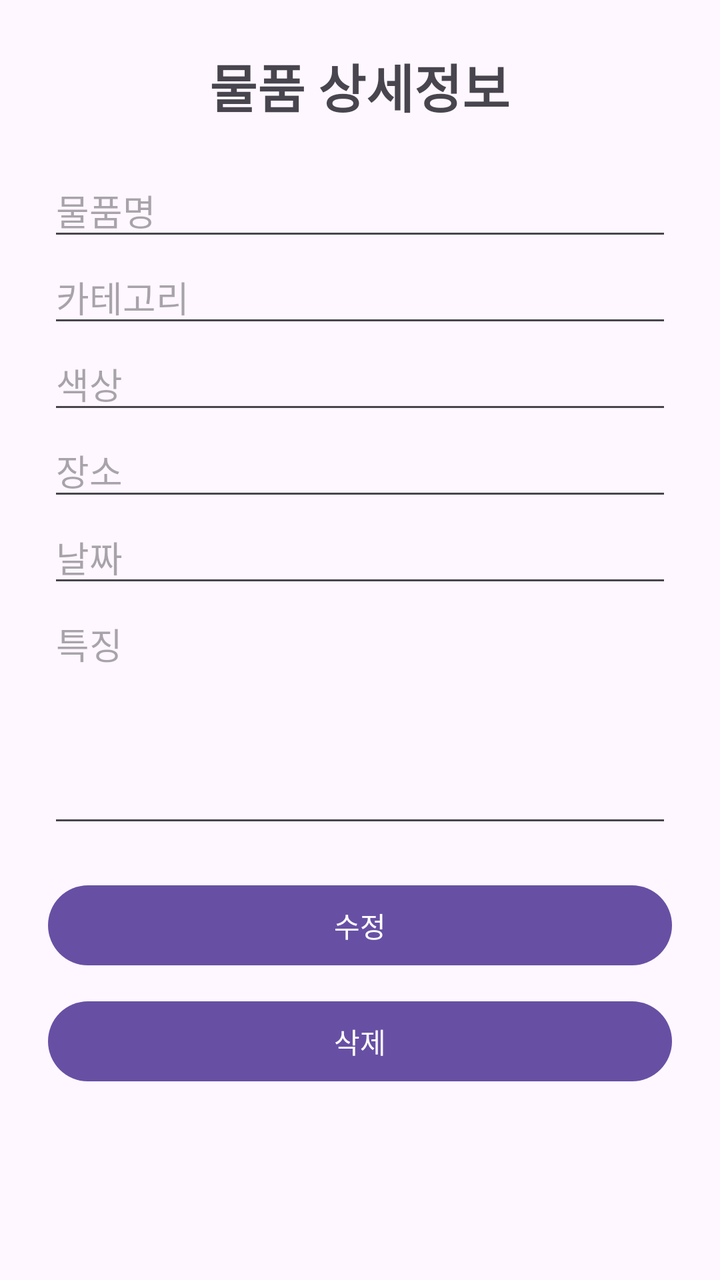
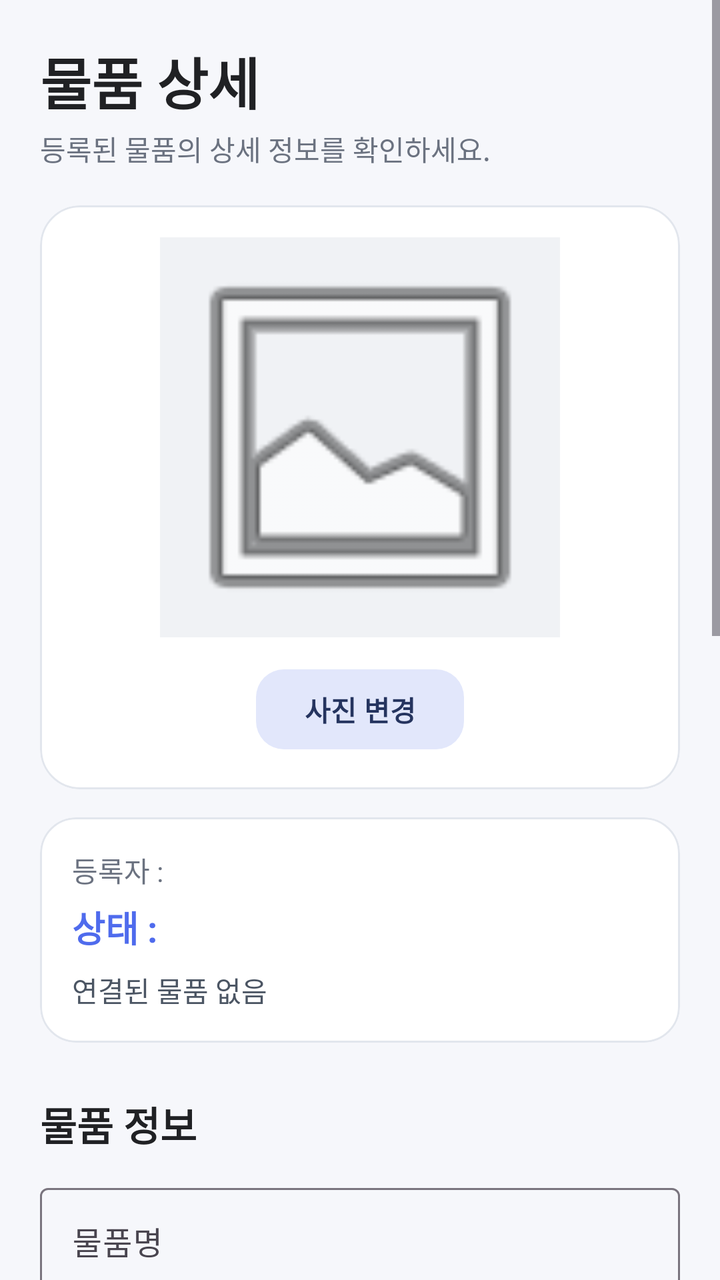

Compare the two renders of this Android layout. The source of the first and the diff that turns it into the second are given below.
<!-- AndroidManifest.xml: application theme Theme.LostFoundApp -->
<!-- res/layout/activity_detail.xml -->
<?xml version="1.0" encoding="utf-8"?>
<ScrollView
    xmlns:android="http://schemas.android.com/apk/res/android"
    android:layout_width="match_parent"
    android:layout_height="match_parent">

    <LinearLayout
        android:layout_width="match_parent"
        android:layout_height="wrap_content"
        android:orientation="vertical"
        android:padding="24dp">


        
        <TextView
            android:layout_width="wrap_content"
            android:layout_height="wrap_content"
            android:text="물품 상세정보"
            android:textSize="26sp"
            android:textStyle="bold"
            android:layout_gravity="center_horizontal"
            android:layout_marginBottom="20dp" />


        
        <EditText
            android:id="@+id/editName"
            android:layout_width="match_parent"
            android:layout_height="wrap_content"
            android:hint="물품명" />


        
        <EditText
            android:id="@+id/editCategory"
            android:layout_width="match_parent"
            android:layout_height="wrap_content"
            android:hint="카테고리" />


        
        <EditText
            android:id="@+id/editColor"
            android:layout_width="match_parent"
            android:layout_height="wrap_content"
            android:hint="색상" />


        
        <EditText
            android:id="@+id/editLocation"
            android:layout_width="match_parent"
            android:layout_height="wrap_content"
            android:hint="장소" />


        
        <EditText
            android:id="@+id/editDate"
            android:layout_width="match_parent"
            android:layout_height="wrap_content"
            android:hint="날짜" />


        
        <EditText
            android:id="@+id/editDescription"
            android:layout_width="match_parent"
            android:layout_height="120dp"
            android:gravity="top"
            android:hint="특징"
            android:inputType="textMultiLine" />


        
        <Button
            android:id="@+id/btnUpdate"
            android:layout_width="match_parent"
            android:layout_height="wrap_content"
            android:text="수정"
            android:layout_marginTop="20dp" />


        
        <Button
            android:id="@+id/btnDelete"
            android:layout_width="match_parent"
            android:layout_height="wrap_content"
            android:text="삭제"
            android:layout_marginTop="10dp" />

    </LinearLayout>

</ScrollView>
<!-- resources referenced by this layout -->
<resources>
  <style name="Theme.LostFoundApp" parent="Base.Theme.LostFoundApp" />
  <style name="Base.Theme.LostFoundApp" parent="Theme.Material3.DayNight.NoActionBar">
          
          
      </style>
</resources>

<!-- the commit's change to res/layout/activity_detail.xml (unified diff, before → after) -->
@@ -1,93 +1,365 @@
 <?xml version="1.0" encoding="utf-8"?>
 <ScrollView
     xmlns:android="http://schemas.android.com/apk/res/android"
+    xmlns:app="http://schemas.android.com/apk/res-auto"
     android:layout_width="match_parent"
-    android:layout_height="match_parent">
+    android:layout_height="match_parent"
+    android:background="#F6F7FB"
+    android:fillViewport="true">
 
     <LinearLayout
         android:layout_width="match_parent"
         android:layout_height="wrap_content"
         android:orientation="vertical"
-        android:padding="24dp">
-
-
-        
-        <TextView
-            android:layout_width="wrap_content"
-            android:layout_height="wrap_content"
-            android:text="물품 상세정보"
-            android:textSize="26sp"
-            android:textStyle="bold"
-            android:layout_gravity="center_horizontal"
-            android:layout_marginBottom="20dp" />
+        android:padding="20dp">
+
+
+        
+        <TextView
+            android:layout_width="wrap_content"
+            android:layout_height="wrap_content"
+            android:text="물품 상세"
+            android:textColor="#202124"
+            android:textSize="28sp"
+            android:textStyle="bold" />
+
+
+        <TextView
+            android:layout_width="wrap_content"
+            android:layout_height="wrap_content"
+            android:text="등록된 물품의 상세 정보를 확인하세요."
+            android:textColor="#6B7280"
+            android:textSize="14sp"
+            android:layout_marginTop="3dp"
+            android:layout_marginBottom="18dp" />
+
+
+        
+        <com.google.android.material.card.MaterialCardView
+            android:layout_width="match_parent"
+            android:layout_height="wrap_content"
+            app:cardBackgroundColor="#FFFFFF"
+            app:cardCornerRadius="20dp"
+            app:cardElevation="0dp"
+            app:strokeColor="#E2E6ED"
+            app:strokeWidth="1dp">
+
+            <LinearLayout
+                android:layout_width="match_parent"
+                android:layout_height="wrap_content"
+                android:orientation="vertical"
+                android:gravity="center"
+                android:padding="16dp">
+
+                <ImageView
+                    android:id="@+id/imagePreview"
+                    android:layout_width="200dp"
+                    android:layout_height="200dp"
+                    android:src="@android:drawable/ic_menu_gallery"
+                    android:background="#F0F2F5"
+                    android:scaleType="centerCrop"
+                    android:contentDescription="물품 사진" />
+
+                <com.google.android.material.button.MaterialButton
+                    android:id="@+id/btnSelectImage"
+                    android:layout_width="wrap_content"
+                    android:layout_height="48dp"
+                    android:text="사진 변경"
+                    android:textAllCaps="false"
+                    android:textStyle="bold"
+                    android:textColor="#25345F"
+                    android:layout_marginTop="12dp"
+                    app:backgroundTint="@color/button_secondary_background"
+                    app:rippleColor="#7D92DF"
+                    app:cornerRadius="14dp" />
+
+            </LinearLayout>
+
+        </com.google.android.material.card.MaterialCardView>
+
+
+        
+        <com.google.android.material.card.MaterialCardView
+            android:layout_width="match_parent"
+            android:layout_height="wrap_content"
+            android:layout_marginTop="14dp"
+            app:cardBackgroundColor="#FFFFFF"
+            app:cardCornerRadius="18dp"
+            app:cardElevation="0dp"
+            app:strokeColor="#E2E6ED"
+            app:strokeWidth="1dp">
+
+            <LinearLayout
+                android:layout_width="match_parent"
+                android:layout_height="wrap_content"
+                android:orientation="vertical"
+                android:padding="16dp">
+
+                <TextView
+                    android:id="@+id/textOwner"
+                    android:layout_width="wrap_content"
+                    android:layout_height="wrap_content"
+                    android:text="등록자 :"
+                    android:textColor="#6B7280"
+                    android:textSize="14sp" />
+
+                <TextView
+                    android:id="@+id/textStatus"
+                    android:layout_width="wrap_content"
+                    android:layout_height="wrap_content"
+                    android:text="상태 :"
+                    android:textColor="#4F6BED"
+                    android:textSize="18sp"
+                    android:textStyle="bold"
+                    android:layout_marginTop="5dp" />
+
+                <TextView
+                    android:id="@+id/textMatchInfo"
+                    android:layout_width="match_parent"
+                    android:layout_height="wrap_content"
+                    android:text="연결된 물품 없음"
+                    android:textColor="#4B5563"
+                    android:textSize="14sp"
+                    android:layout_marginTop="8dp" />
+
+            </LinearLayout>
+
+        </com.google.android.material.card.MaterialCardView>
+
+
+        
+        <com.google.android.material.button.MaterialButton
+            android:id="@+id/btnMatchFound"
+            android:layout_width="match_parent"
+            android:layout_height="54dp"
+            android:text="습득물 연결"
+            android:textColor="#FFFFFF"
+            android:textAllCaps="false"
+            android:textStyle="bold"
+            android:visibility="gone"
+            android:layout_marginTop="12dp"
+            app:backgroundTint="@color/button_primary_background"
+            app:rippleColor="#8195E6"
+            app:cornerRadius="16dp" />
+
+
+        
+        <TextView
+            android:id="@+id/textHandoffNoteTitle"
+            android:layout_width="wrap_content"
+            android:layout_height="wrap_content"
+            android:text="전달 메모"
+            android:textColor="#202124"
+            android:textSize="18sp"
+            android:textStyle="bold"
+            android:visibility="gone"
+            android:layout_marginTop="20dp"
+            android:layout_marginBottom="7dp" />
+
+
+        
+        <TextView
+            android:id="@+id/textHandoffNote"
+            android:layout_width="match_parent"
+            android:layout_height="wrap_content"
+            android:text="아직 전달 메모가 없습니다."
+            android:textColor="#374151"
+            android:textSize="15sp"
+            android:background="#FFFFFF"
+            android:padding="16dp"
+            android:visibility="gone"
+            android:layout_marginBottom="10dp" />
 
 
         
         <EditText
-            android:id="@+id/editName"
-            android:layout_width="match_parent"
-            android:layout_height="wrap_content"
-            android:hint="물품명" />
-
-
-        
-        <EditText
-            android:id="@+id/editCategory"
-            android:layout_width="match_parent"
-            android:layout_height="wrap_content"
-            android:hint="카테고리" />
-
-
-        
-        <EditText
-            android:id="@+id/editColor"
-            android:layout_width="match_parent"
-            android:layout_height="wrap_content"
-            android:hint="색상" />
-
-
-        
-        <EditText
-            android:id="@+id/editLocation"
-            android:layout_width="match_parent"
-            android:layout_height="wrap_content"
-            android:hint="장소" />
-
-
-        
-        <EditText
-            android:id="@+id/editDate"
-            android:layout_width="match_parent"
-            android:layout_height="wrap_content"
-            android:hint="날짜" />
-
-
-        
-        <EditText
-            android:id="@+id/editDescription"
-            android:layout_width="match_parent"
-            android:layout_height="120dp"
-            android:gravity="top"
-            android:hint="특징"
-            android:inputType="textMultiLine" />
-
-
-        
-        <Button
+            android:id="@+id/editHandoffNote"
+            android:layout_width="match_parent"
+            android:layout_height="110dp"
+            android:gravity="top|start"
+            android:hint="예: 공학관 1층 경비실에 맡겼어요."
+            android:textSize="15sp"
+            android:inputType="textMultiLine"
+            android:background="#FFFFFF"
+            android:padding="14dp"
+            android:visibility="gone" />
+
+
+        <com.google.android.material.button.MaterialButton
+            android:id="@+id/btnSaveHandoffNote"
+            android:layout_width="match_parent"
+            android:layout_height="52dp"
+            android:text="전달 메모 저장"
+            android:textColor="#FFFFFF"
+            android:textAllCaps="false"
+            android:textStyle="bold"
+            android:visibility="gone"
+            android:layout_marginTop="8dp"
+            app:backgroundTint="@color/button_primary_background"
+            app:rippleColor="#8195E6"
+            app:cornerRadius="15dp" />
+
+
+        
+        <com.google.android.material.button.MaterialButton
+            android:id="@+id/btnCompleteReturn"
+            android:layout_width="match_parent"
+            android:layout_height="56dp"
+            android:text="물품 수령 완료"
+            android:textColor="#FFFFFF"
+            android:textAllCaps="false"
+            android:textStyle="bold"
+            android:visibility="gone"
+            android:layout_marginTop="12dp"
+            app:backgroundTint="@color/button_primary_background"
+            app:rippleColor="#8195E6"
+            app:cornerRadius="16dp" />
+
+
+        
+        <TextView
+            android:layout_width="wrap_content"
+            android:layout_height="wrap_content"
+            android:text="물품 정보"
+            android:textColor="#202124"
+            android:textSize="20sp"
+            android:textStyle="bold"
+            android:layout_marginTop="26dp"
+            android:layout_marginBottom="12dp" />
+
+
+        
+        <com.google.android.material.textfield.TextInputLayout
+            android:layout_width="match_parent"
+            android:layout_height="wrap_content"
+            android:hint="물품명"
+            app:boxBackgroundMode="outline">
+
+            <com.google.android.material.textfield.TextInputEditText
+                android:id="@+id/editName"
+                android:layout_width="match_parent"
+                android:layout_height="wrap_content" />
+
+        </com.google.android.material.textfield.TextInputLayout>
+
+
+        
+        <TextView
+            android:layout_width="wrap_content"
+            android:layout_height="wrap_content"
+            android:text="카테고리"
+            android:textColor="#374151"
+            android:textStyle="bold"
+            android:layout_marginTop="14dp"
+            android:layout_marginBottom="5dp" />
+
+        <Spinner
+            android:id="@+id/spinnerCategory"
+            android:layout_width="match_parent"
+            android:layout_height="52dp"
+            android:background="#FFFFFF"
+            android:paddingStart="12dp"
+            android:paddingEnd="12dp" />
+
+
+        
+        <com.google.android.material.textfield.TextInputLayout
+            android:layout_width="match_parent"
+            android:layout_height="wrap_content"
+            android:hint="색상"
+            android:layout_marginTop="12dp"
+            app:boxBackgroundMode="outline">
+
+            <com.google.android.material.textfield.TextInputEditText
+                android:id="@+id/editColor"
+                android:layout_width="match_parent"
+                android:layout_height="wrap_content" />
+
+        </com.google.android.material.textfield.TextInputLayout>
+
+
+        
+        <com.google.android.material.textfield.TextInputLayout
+            android:layout_width="match_parent"
+            android:layout_height="wrap_content"
+            android:hint="장소"
+            android:layout_marginTop="12dp"
+            app:boxBackgroundMode="outline">
+
+            <com.google.android.material.textfield.TextInputEditText
+                android:id="@+id/editLocation"
+                android:layout_width="match_parent"
+                android:layout_height="wrap_content" />
+
+        </com.google.android.material.textfield.TextInputLayout>
+
+
+        
+        <com.google.android.material.textfield.TextInputLayout
+            android:layout_width="match_parent"
+            android:layout_height="wrap_content"
+            android:hint="날짜"
+            android:layout_marginTop="12dp"
+            app:boxBackgroundMode="outline">
+
+            <com.google.android.material.textfield.TextInputEditText
+                android:id="@+id/editDate"
+                android:layout_width="match_parent"
+                android:layout_height="wrap_content"
+                android:focusable="false"
+                android:clickable="true" />
+
+        </com.google.android.material.textfield.TextInputLayout>
+
+
+        
+        <com.google.android.material.textfield.TextInputLayout
+            android:layout_width="match_parent"
+            android:layout_height="wrap_content"
+            android:hint="물품 특징"
+            android:layout_marginTop="12dp"
+            app:boxBackgroundMode="outline">
+
+            <com.google.android.material.textfield.TextInputEditText
+                android:id="@+id/editDescription"
+                android:layout_width="match_parent"
+                android:layout_height="120dp"
+                android:gravity="top|start"
+                android:inputType="textMultiLine"
+                android:paddingTop="14dp" />
+
+        </com.google.android.material.textfield.TextInputLayout>
+
+
+        
+        <com.google.android.material.button.MaterialButton
             android:id="@+id/btnUpdate"
             android:layout_width="match_parent"
-            android:layout_height="wrap_content"
-            android:text="수정"
-            android:layout_marginTop="20dp" />
-
-
-        
-        <Button
+            android:layout_height="56dp"
+            android:text="수정하기"
+            android:textColor="#FFFFFF"
+            android:textAllCaps="false"
+            android:textStyle="bold"
+            android:layout_marginTop="24dp"
+            app:backgroundTint="@color/button_primary_background"
+            app:rippleColor="#8195E6"
+            app:cornerRadius="16dp" />
+
+
+        
+        <com.google.android.material.button.MaterialButton
             android:id="@+id/btnDelete"
             android:layout_width="match_parent"
-            android:layout_height="wrap_content"
+            android:layout_height="52dp"
             android:text="삭제"
-            android:layout_marginTop="10dp" />
+            android:textAllCaps="false"
+            android:textStyle="bold"
+            android:textColor="#A02D2D"
+            android:layout_marginTop="8dp"
+            android:layout_marginBottom="30dp"
+            app:backgroundTint="@color/button_danger_background"
+            app:rippleColor="#D77878"
+            app:cornerRadius="16dp" />
 
     </LinearLayout>
 
